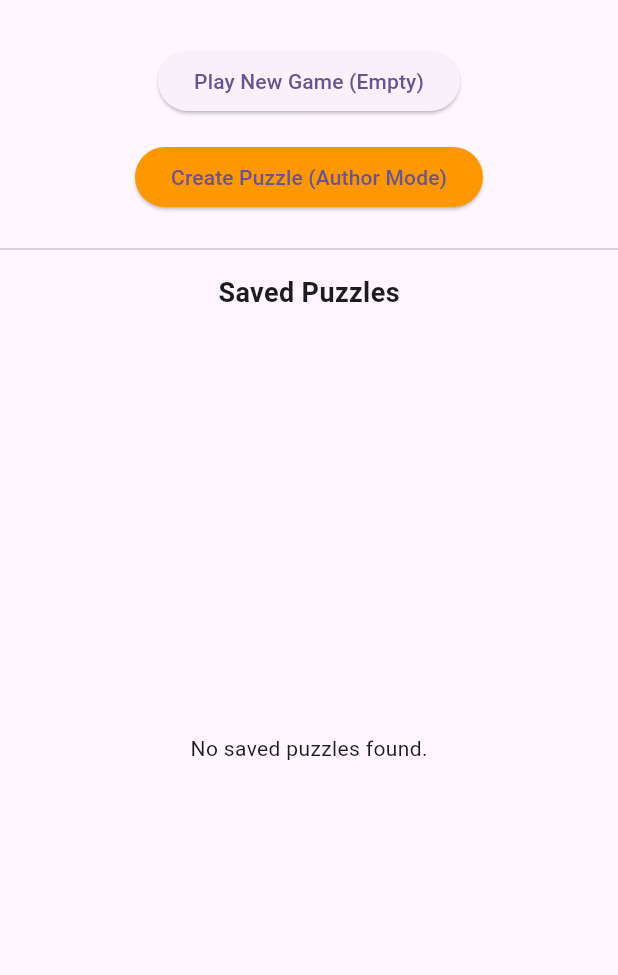
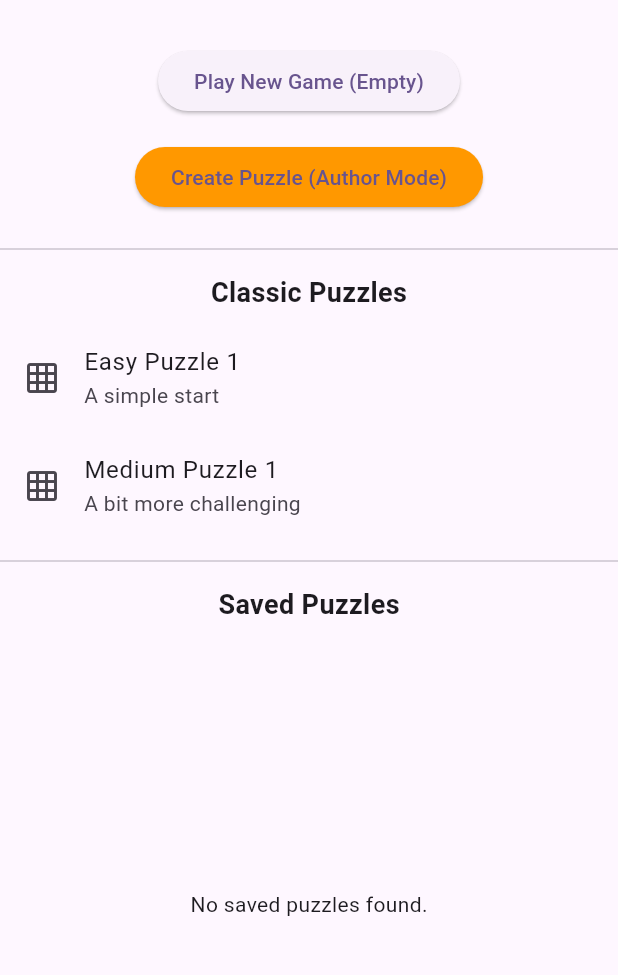
Before and after one commit to dojones1/flutter_sudokarrow, a Flutter app: the screen it shows after launch, on a phone screen of 412 x 824 dp, the part 63-1038 px from its top. Run offline on Flutter 3.47's test engine with Material 3 defaults, Android fonts, the phone set to English and light mode, and no system bars; our stand-ins replace shared_preferences.

Commit message:
feat: Add predefined Sudoku puzzles with a selection UI, new grid factory, and tests, and update dart format command.

```diff
--- /dev/null
+++ b/lib/data/predefined_puzzles.dart
@@ -0,0 +1,101 @@
+import '../models/puzzle.dart';
+import '../models/sudoku_grid.dart';
+
+final List<Puzzle> defaultPuzzles = [
+  Puzzle(
+    id: 'classic_easy_1',
+    title: 'Easy Puzzle 1',
+    description: 'A simple start',
+    grid: SudokuGrid.fromFixedValues([
+      [5, 3, 0, 0, 7, 0, 0, 0, 0],
+      [6, 0, 0, 1, 9, 5, 0, 0, 0],
+      [0, 9, 8, 0, 0, 0, 0, 6, 0],
+      [8, 0, 0, 0, 6, 0, 0, 0, 3],
+      [4, 0, 0, 8, 0, 3, 0, 0, 1],
+      [7, 0, 0, 0, 2, 0, 0, 0, 6],
+      [0, 6, 0, 0, 0, 0, 2, 8, 0],
+      [0, 0, 0, 4, 1, 9, 0, 0, 5],
+      [0, 0, 0, 0, 8, 0, 0, 7, 9],
+    ]),
+  ),
+  Puzzle(
+    id: 'classic_medium_1',
+    title: 'Medium Puzzle 1',
+    description: 'A bit more challenging',
+    grid: SudokuGrid.fromFixedValues([
+      [0, 0, 0, 2, 6, 0, 7, 0, 1],
+      [6, 8, 0, 0, 7, 0, 0, 9, 0],
+      [1, 9, 0, 0, 0, 4, 5, 0, 0],
+      [8, 2, 0, 1, 0, 0, 0, 4, 0],
+      [0, 0, 4, 6, 0, 2, 9, 0, 0],
+      [0, 5, 0, 0, 0, 3, 0, 2, 8],
+      [0, 0, 9, 3, 0, 0, 0, 7, 4],
+      [0, 4, 0, 0, 5, 0, 0, 3, 6],
+      [7, 0, 3, 0, 1, 8, 0, 0, 0],
+    ]),
+  ),
+  Puzzle(
+    id: 'classic_medium_2',
+    title: 'Medium Puzzle 2',
+    description: 'A bit more challenging',
+    grid: SudokuGrid.fromFixedValues([
+      [0, 0, 0, 2, 6, 0, 7, 0, 1],
+      [6, 8, 0, 0, 7, 0, 0, 9, 0],
+      [1, 9, 0, 0, 0, 4, 5, 0, 0],
+      [8, 2, 0, 1, 0, 0, 0, 4, 0],
+      [0, 0, 4, 6, 0, 2, 9, 0, 0],
+      [0, 5, 0, 0, 0, 3, 0, 2, 8],
+      [0, 0, 9, 3, 0, 0, 0, 7, 4],
+      [0, 4, 0, 0, 5, 0, 0, 3, 6],
+      [7, 0, 3, 0, 1, 8, 0, 0, 0],
+    ]),
+  ),
+  Puzzle(
+    id: 'classic_medium_3',
+    title: 'Medium Puzzle 3',
+    description: 'A bit more challenging',
+    grid: SudokuGrid.fromFixedValues([
+      [0, 0, 0, 2, 6, 0, 7, 0, 1],
+      [6, 8, 0, 0, 7, 0, 0, 9, 0],
+      [1, 9, 0, 0, 0, 4, 5, 0, 0],
+      [8, 2, 0, 1, 0, 0, 0, 4, 0],
+      [0, 0, 4, 6, 0, 2, 9, 0, 0],
+      [0, 5, 0, 0, 0, 3, 0, 2, 8],
+      [0, 0, 9, 3, 0, 0, 0, 7, 4],
+      [0, 4, 0, 0, 5, 0, 0, 3, 6],
+      [7, 0, 3, 0, 1, 8, 0, 0, 0],
+    ]),
+  ),
+  Puzzle(
+    id: 'classic_medium_4',
+    title: 'Medium Puzzle 4',
+    description: 'A bit more challenging',
+    grid: SudokuGrid.fromFixedValues([
+      [0, 0, 0, 2, 6, 0, 7, 0, 1],
+      [6, 8, 0, 0, 7, 0, 0, 9, 0],
+      [1, 9, 0, 0, 0, 4, 5, 0, 0],
+      [8, 2, 0, 1, 0, 0, 0, 4, 0],
+      [0, 0, 4, 6, 0, 2, 9, 0, 0],
+      [0, 5, 0, 0, 0, 3, 0, 2, 8],
+      [0, 0, 9, 3, 0, 0, 0, 7, 4],
+      [0, 4, 0, 0, 5, 0, 0, 3, 6],
+      [7, 0, 3, 0, 1, 8, 0, 0, 0],
+    ]),
+  ),
+  Puzzle(
+    id: 'classic_medium_5',
+    title: 'Medium Puzzle 5',
+    description: 'A bit more challenging',
+    grid: SudokuGrid.fromFixedValues([
+      [0, 0, 0, 2, 6, 0, 7, 0, 1],
+      [6, 8, 0, 0, 7, 0, 0, 9, 0],
+      [1, 9, 0, 0, 0, 4, 5, 0, 0],
+      [8, 2, 0, 1, 0, 0, 0, 4, 0],
+      [0, 0, 4, 6, 0, 2, 9, 0, 0],
+      [0, 5, 0, 0, 0, 3, 0, 2, 8],
+      [0, 0, 9, 3, 0, 0, 0, 7, 4],
+      [0, 4, 0, 0, 5, 0, 0, 3, 6],
+      [7, 0, 3, 0, 1, 8, 0, 0, 0],
+    ]),
+  ),
+];
--- a/lib/models/sudoku_grid.dart
+++ b/lib/models/sudoku_grid.dart
@@ -20,6 +20,24 @@ class SudokuGrid {
   factory SudokuGrid.empty() {
     return SudokuGrid(
       rows: List.generate(9, (_) => List.generate(9, (_) => SudokuCell())),
+    );
+  }
+
+  factory SudokuGrid.fromFixedValues(List<List<int>> values) {
+    if (values.length != 9 || values.any((row) => row.length != 9)) {
+      throw ArgumentError('Values must be 9x9');
+    }
+    return SudokuGrid(
+      rows: List.generate(
+        9,
+        (r) => List.generate(9, (c) {
+          final val = values[r][c];
+          if (val != 0) {
+            return SudokuCell(value: val, isFixed: true);
+          }
+          return SudokuCell();
+        }),
+      ),
     );
   }
 
--- a/lib/screens/home_screen.dart
+++ b/lib/screens/home_screen.dart
@@ -4,6 +4,7 @@ import '../models/puzzle.dart';
 import '../models/sudoku_grid.dart';
 import '../providers/game_state.dart';
 import '../services/file_storage_service.dart';
+import '../data/predefined_puzzles.dart';
 import 'game_screen.dart';
 
 class HomeScreen extends StatefulWidget {
@@ -59,6 +60,29 @@ class _HomeScreenState extends State<HomeScreen> {
                       child: const Text('Create Puzzle (Author Mode)'),
                     ),
                   ],
+                ),
+              ),
+              const Divider(),
+              const Padding(
+                padding: EdgeInsets.all(8.0),
+                child: Text(
+                  'Classic Puzzles',
+                  style: TextStyle(fontSize: 18, fontWeight: FontWeight.bold),
+                ),
+              ),
+              SizedBox(
+                height: 150, // Fixed height for scrolling
+                child: ListView.builder(
+                  itemCount: defaultPuzzles.length,
+                  itemBuilder: (context, index) {
+                    final puzzle = defaultPuzzles[index];
+                    return ListTile(
+                      title: Text(puzzle.title),
+                      subtitle: Text(puzzle.description),
+                      onTap: () => _startPredefinedGame(puzzle),
+                      leading: const Icon(Icons.grid_on),
+                    );
+                  },
                 ),
               ),
               const Divider(),
@@ -164,4 +188,34 @@ class _HomeScreenState extends State<HomeScreen> {
       if (mounted) _refreshList();
     }
   }
+
+  void _startPredefinedGame(Puzzle puzzle) async {
+    // We pass a copy or rely on game state to not mutate the global defaultPuzzles definitions permanently if we don't want to.
+    // GameState usually clones or uses the grid. To be safe, we could clone.
+    // However, SudokuGrid isn't immutable, and GameState might modify it.
+    // Let's create a fresh copy from the fixed values to ensure the "Template" remains clean.
+    // Actually, serializing/deserializing is a cheap way to clone deeply.
+    final freshPuzzle = Puzzle.fromJson(puzzle.toJson());
+    // Give it a unique ID so if they save it, it doesn't try to overwrite a "classic" id or something (though save mechanism uses id).
+    // If we keep the same ID, "saving" might imply updating their progress on that classic puzzle.
+    // Let's keep the ID. If they save, it will create a file with that ID.
+    // When they reload, they load from file.
+    // BUT: If they load from file, they get the saved version.
+    // If they click "Classic Puzzle 1" again, do they get a fresh one or the saved one?
+    // Current UI logic: "Classic Puzzles" list always loads *fresh* from `defaultPuzzles`.
+    // "Saved Puzzles" loads from file.
+    // If user wants to resume classic puzzle, they should look in "Saved".
+    // So, we treat clicking on Classic as "Start New Run of Classic".
+    // To avoid ID collision with a saved progress file (which would be weird if we didn't load it),
+    // maybe we should separate IDs or check if a save exists?
+    // For simplicity: We'll let them start fresh. If they save, it saves.
+    // If they want to resume, they go to Saved Puzzles logic.
+
+    context.read<GameState>().startGame(freshPuzzle, authorMode: false);
+    await Navigator.push(
+      context,
+      MaterialPageRoute(builder: (context) => const GameScreen()),
+    );
+    if (mounted) _refreshList();
+  }
 }
```
Also changed, not shown: 2 other files.
